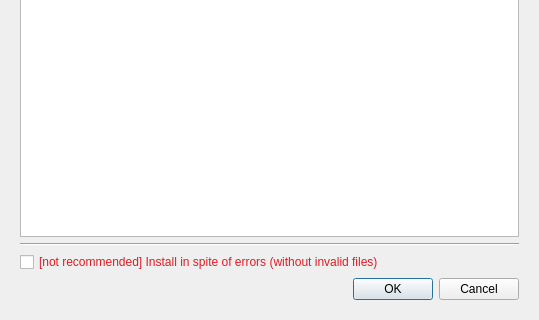
This is LinuxInstaller/installer/installer.ui in gradgrind/fetinstaller as Qt 5 draws it before an edit; both pictures show x 0 to 539 and y 168 to 488 of the 539 by 488 pixel window. The edited form follows.
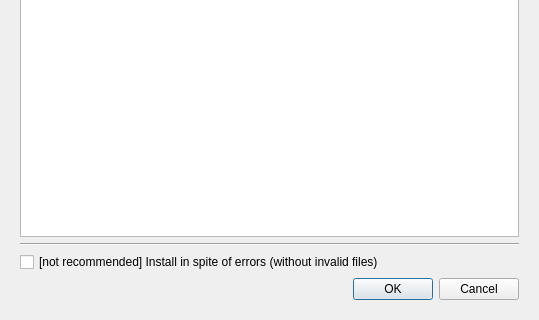
This is the edited form. The open tabs and pages were chosen to show the change. Icons and pictures are not drawn.

Commit message: Remove text colours

Patch:
```diff
--- a/LinuxInstaller/installer/installer.ui
+++ b/LinuxInstaller/installer/installer.ui
@@ -120,7 +120,7 @@
        <item>
         <widget class="QCheckBox" name="installInvalid">
          <property name="styleSheet">
-          <string notr="true">color: rgb(224, 27, 36);</string>
+          <string notr="true"/>
          </property>
          <property name="text">
           <string>[not recommended] Install in spite of errors (without invalid files)</string>
```
Left out of the diff: 8 changed lines with no effect on the pictures.
